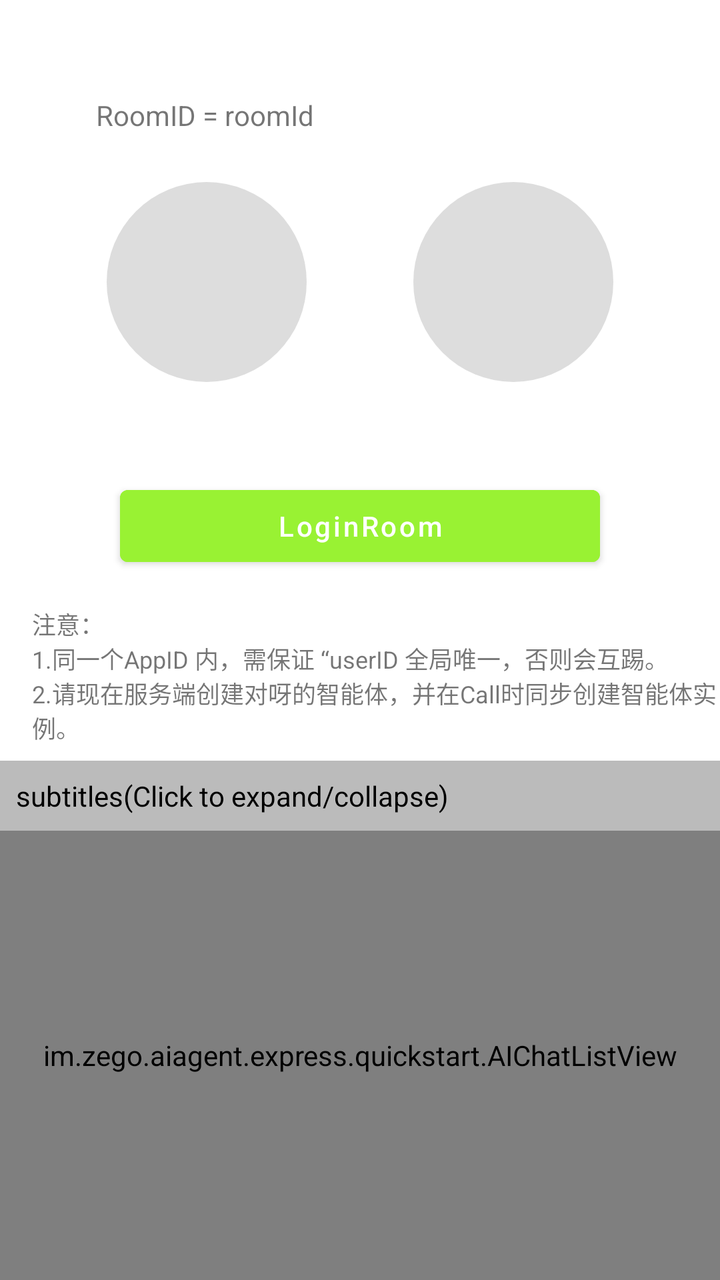
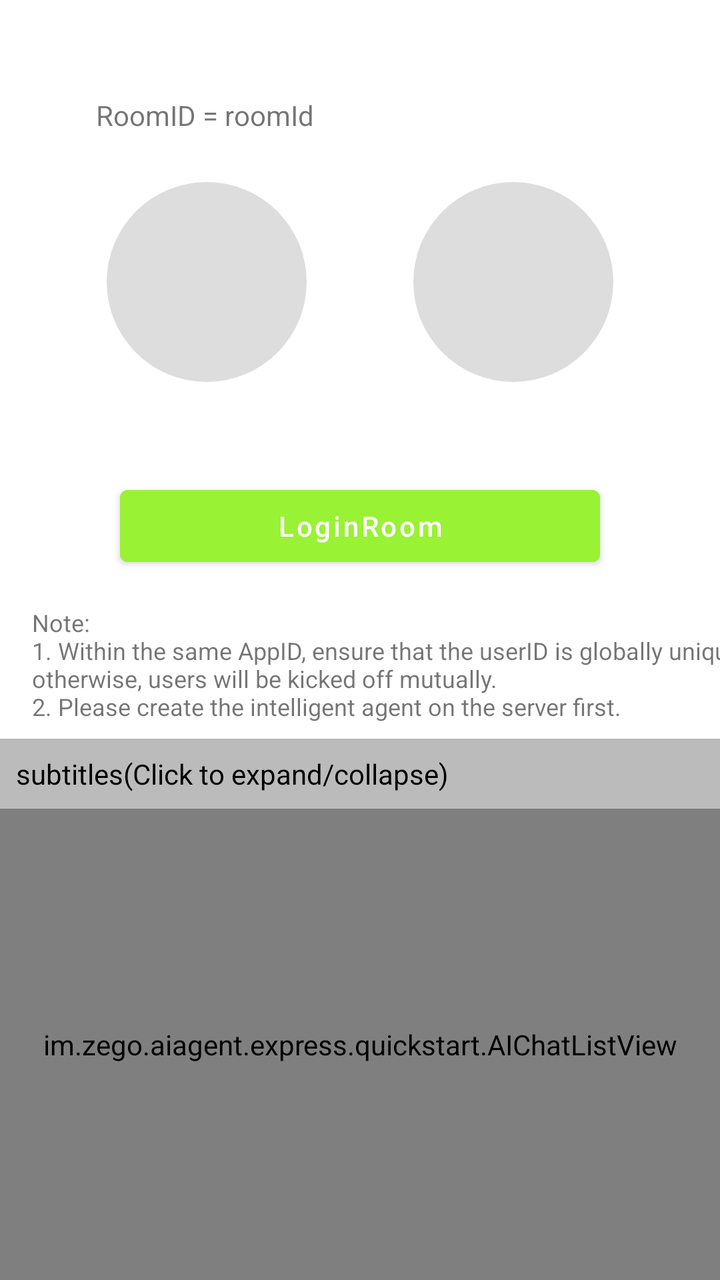

Compare the two renders of this Android layout. The source of the first and the diff that turns it into the second are given below.
<!-- AndroidManifest.xml: application theme Theme.ZegoAIAgent -->
<!-- res/layout/activity_main.xml -->
<?xml version="1.0" encoding="utf-8"?>
<androidx.constraintlayout.widget.ConstraintLayout xmlns:android="http://schemas.android.com/apk/res/android"
  xmlns:app="http://schemas.android.com/apk/res-auto"
  xmlns:tools="http://schemas.android.com/tools"
  android:id="@+id/main"
  android:layout_width="match_parent"
  android:layout_height="match_parent"
  android:gravity="center"
  android:orientation="vertical"
  tools:context=".MainActivity">

  <TextView
    android:id="@+id/room_id"
    android:layout_width="wrap_content"
    android:layout_height="wrap_content"
    android:layout_marginStart="48dp"
    android:layout_marginTop="48dp"
    android:text="RoomID = roomId"
    app:layout_constraintLeft_toLeftOf="parent"
    app:layout_constraintTop_toTopOf="parent" />

  <FrameLayout
    android:id="@+id/linearLayout"
    android:layout_width="wrap_content"
    android:layout_height="wrap_content"
    android:layout_marginTop="24dp"
    android:gravity="center"
    android:orientation="vertical"
    app:layout_constraintEnd_toStartOf="@+id/linearLayout2"
    app:layout_constraintStart_toStartOf="parent"
    app:layout_constraintTop_toBottomOf="@id/room_id">

    <ImageView
      android:layout_width="100dp"
      android:layout_height="100dp"
      android:background="@drawable/circle_background"
      android:scaleType="centerCrop" />

    <LinearLayout
      android:layout_width="match_parent"
      android:layout_height="match_parent"
      android:layout_gravity="center"
      android:orientation="vertical">

      <TextView
        android:id="@+id/user_id"
        android:layout_width="wrap_content"
        android:layout_height="wrap_content" />

      <TextView
        android:id="@+id/user_name"
        android:layout_width="wrap_content"
        android:layout_height="wrap_content" />
    </LinearLayout>

  </FrameLayout>

  <FrameLayout
    android:id="@+id/linearLayout2"
    android:layout_width="wrap_content"
    android:layout_height="wrap_content"
    android:layout_marginTop="24dp"
    app:layout_constraintEnd_toEndOf="parent"
    app:layout_constraintStart_toEndOf="@+id/linearLayout"
    app:layout_constraintTop_toBottomOf="@id/room_id">

    <ImageView
      android:layout_width="100dp"
      android:layout_height="100dp"
      android:background="@drawable/circle_background"
      android:scaleType="centerCrop" />

    <LinearLayout
      android:layout_width="match_parent"
      android:layout_height="match_parent"
      android:layout_gravity="center"
      android:orientation="vertical">

      <TextView
        android:id="@+id/agent_user_id"
        android:layout_width="wrap_content"
        android:layout_height="wrap_content" />

      <TextView
        android:id="@+id/agent_user_name"
        android:layout_width="wrap_content"
        android:layout_height="wrap_content" />
    </LinearLayout>
  </FrameLayout>

  <Button
    android:id="@+id/login_room"
    android:layout_width="240dp"
    android:layout_height="wrap_content"
    android:layout_marginTop="48dp"
    android:backgroundTint="#99F233"
    android:text="LoginRoom"
    android:textAllCaps="false"
    app:layout_constraintEnd_toEndOf="parent"
    app:layout_constraintStart_toStartOf="parent"
    app:layout_constraintTop_toBottomOf="@+id/linearLayout2" />


  <TextView
    android:id="@+id/tips"
    android:layout_width="wrap_content"
    android:layout_height="wrap_content"
    android:layout_marginStart="16dp"
    android:layout_marginTop="16dp"
    android:text="注意：\n1.同一个AppID 内，需保证 “userID 全局唯一，否则会互踢。 \n2.请现在服务端创建对呀的智能体，并在Call时同步创建智能体实例。"
    android:textSize="12sp"
    app:layout_constraintStart_toStartOf="parent"
    app:layout_constraintTop_toBottomOf="@+id/login_room" />

  <TextView
    android:id="@+id/subtitles"
    android:layout_width="match_parent"
    android:layout_height="wrap_content"
    android:layout_marginTop="8dp"
    android:background="#88808080"
    android:padding="8dp"
    android:text="subtitles(Click to expand/collapse)"
    android:textColor="@color/black"
    app:layout_constraintTop_toBottomOf="@+id/tips" />

  <im.zego.aiagent.express.quickstart.AIChatListView
    android:id="@+id/ai_chat_list"
    android:layout_width="match_parent"
    android:layout_height="0dp"
    app:layout_constraintBottom_toBottomOf="parent"
    app:layout_constraintTop_toBottomOf="@+id/subtitles" />


  <LinearLayout
    android:id="@+id/loading_layout"
    android:layout_width="match_parent"
    android:layout_height="match_parent"
    android:background="#66000000"
    android:gravity="center"
    android:orientation="vertical"
    android:visibility="gone"
    app:layout_constraintBottom_toBottomOf="parent"
    app:layout_constraintEnd_toEndOf="parent"
    app:layout_constraintStart_toStartOf="parent"
    app:layout_constraintTop_toTopOf="parent">

    <com.google.android.material.progressindicator.CircularProgressIndicator
      android:id="@+id/loading_progress"
      android:layout_width="50dp"
      android:layout_height="50dp"
      android:indeterminate="true" />

    <TextView
      android:id="@+id/loading_text"
      android:layout_width="wrap_content"
      android:layout_height="wrap_content"
      android:textColor="?attr/colorOnSurface" />
  </LinearLayout>
</androidx.constraintlayout.widget.ConstraintLayout>
<!-- resources referenced by this layout -->
<resources>
  <color name="black">#FF000000</color>
  <!-- drawable circle_background (drawable) -->
  <?xml version="1.0" encoding="utf-8"?>
  <shape xmlns:android="http://schemas.android.com/apk/res/android"
    android:shape="oval">
    <solid android:color="#44808080" /> 
  </shape>
  <style name="Theme.ZegoAIAgent" parent="Theme.MaterialComponents.DayNight.DarkActionBar">
      
      <item name="colorPrimary">@color/purple_500</item>
      <item name="colorPrimaryVariant">@color/purple_700</item>
      <item name="colorOnPrimary">@color/white</item>
      
      <item name="colorSecondary">@color/teal_200</item>
      <item name="colorSecondaryVariant">@color/teal_700</item>
      <item name="colorOnSecondary">@color/black</item>
      
      <item name="android:statusBarColor">?attr/colorPrimaryVariant</item>
      
    </style>
  <color name="purple_500">#FF6200EE</color>
  <color name="purple_700">#FF3700B3</color>
  <color name="white">#FFFFFFFF</color>
  <color name="teal_200">#FF03DAC5</color>
  <color name="teal_700">#FF018786</color>
</resources>

<!-- the commit's change to res/layout/activity_main.xml (unified diff, before → after) -->
@@ -107,7 +107,7 @@
     android:layout_height="wrap_content"
     android:layout_marginStart="16dp"
     android:layout_marginTop="16dp"
-    android:text="注意：\n1.同一个AppID 内，需保证 “userID 全局唯一，否则会互踢。 \n2.请现在服务端创建对呀的智能体，并在Call时同步创建智能体实例。"
+    android:text="Note: \n1. Within the same AppID, ensure that the userID is globally unique; otherwise, users will be kicked off mutually. \n2. Please create the intelligent agent on the server first."
     android:textSize="12sp"
     app:layout_constraintStart_toStartOf="parent"
     app:layout_constraintTop_toBottomOf="@+id/login_room" />
